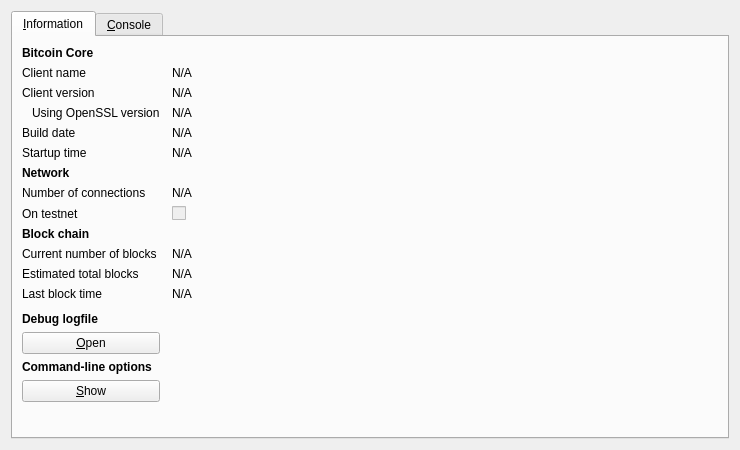
Old version of the form src/qt/forms/rpcconsole.ui in the repository eightyfourcoin/84.
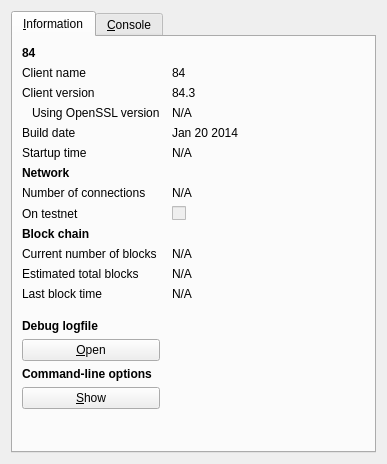
New version of the form. Icons and pictures are not drawn.

What changed in the file:
```diff
--- a/src/qt/forms/rpcconsole.ui
+++ b/src/qt/forms/rpcconsole.ui
@@ -6,8 +6,8 @@
    <rect>
     <x>0</x>
     <y>0</y>
-    <width>740</width>
-    <height>450</height>
+    <width>387</width>
+    <height>464</height>
    </rect>
   </property>
   <property name="windowTitle">
@@ -36,7 +36,7 @@
           </font>
          </property>
          <property name="text">
-          <string>Bitcoin Core</string>
+          <string>84</string>
          </property>
         </widget>
        </item>
@@ -53,7 +53,7 @@
           <cursorShape>IBeamCursor</cursorShape>
          </property>
          <property name="text">
-          <string>N/A</string>
+          <string>84 </string>
          </property>
          <property name="textFormat">
           <enum>Qt::PlainText</enum>
@@ -76,7 +76,7 @@
           <cursorShape>IBeamCursor</cursorShape>
          </property>
          <property name="text">
-          <string>N/A</string>
+          <string>84.3</string>
          </property>
          <property name="textFormat">
           <enum>Qt::PlainText</enum>
@@ -125,7 +125,7 @@
           <cursorShape>IBeamCursor</cursorShape>
          </property>
          <property name="text">
-          <string>N/A</string>
+          <string>Jan 20 2014</string>
          </property>
          <property name="textFormat">
           <enum>Qt::PlainText</enum>
```
Left out of the diff: 3 changed lines with no effect on the pictures.
